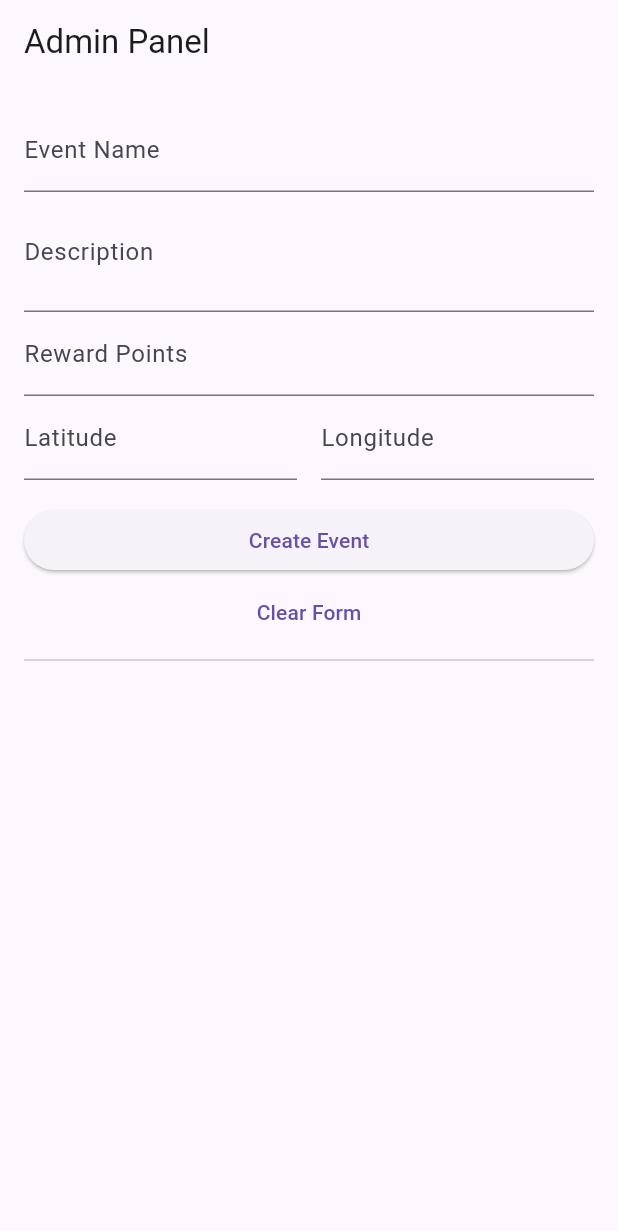
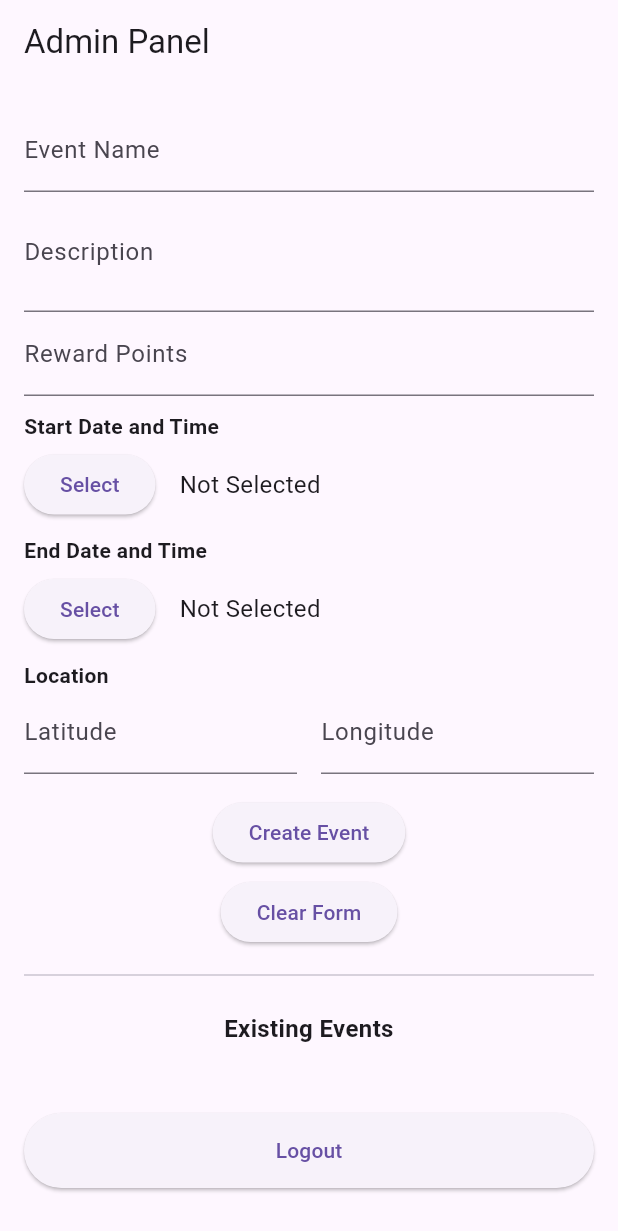
Before and after one commit to Vlxdi/community_impact_tracker, a Flutter app: the screen it shows once a user with an empty profile is signed in, on a phone screen of 412 x 824 dp. Shown: the top 1231 px of the screen. Run offline on Flutter 3.47's test engine with Material 3 defaults, Android fonts, the light colour scheme and no system bars; our stand-ins replace cloud_firestore, firebase_auth, firebase_core, firebase_storage, image_picker; accounts and stored records are empty.

Commit message:
Admin panel updated and issues fixed.

```diff
--- a/lib/admin_panel.dart
+++ b/lib/admin_panel.dart
@@ -26,15 +26,97 @@ class _AdminPanelState extends State<AdminPanel> {
   String? _editingEventId;
 
   void _logout(BuildContext context) async {
+    bool confirmLogout = await _showLogoutConfirmationDialog();
+    if (confirmLogout) {
       try {
-      await _auth.signOut(); // Log out the admin
-      Navigator.pushReplacementNamed(
-          context, '/login'); // Navigate to the login page
+        await _auth.signOut();
+        Navigator.pushReplacementNamed(context, '/login');
       } catch (e) {
         print("Logout failed: $e");
         ScaffoldMessenger.of(context).showSnackBar(
           SnackBar(content: Text('Logout failed. Please try again.')),
         );
+      }
+    }
+  }
+
+  Future<bool> _showLogoutConfirmationDialog() async {
+    return await showDialog<bool>(
+          context: context,
+          builder: (context) => AlertDialog(
+            title: Text('Confirm Logout'),
+            content: Text(
+                'Are you sure you want to log out from Administrator Account?\n(You will not be able to access Admin Panel as a regular user)'),
+            actions: [
+              TextButton(
+                onPressed: () => Navigator.of(context).pop(false),
+                child: Text('Cancel'),
+              ),
+              TextButton(
+                onPressed: () => Navigator.of(context).pop(true),
+                child: Text('Logout'),
+              ),
+            ],
+          ),
+        ) ??
+        false;
+  }
+
+  Future<void> _pickStartDateTime() async {
+    DateTime? pickedDate = await showDatePicker(
+      context: context,
+      initialDate: startDate ?? DateTime.now(),
+      firstDate: DateTime(2020),
+      lastDate: DateTime(2100),
+    );
+
+    if (pickedDate != null) {
+      TimeOfDay? pickedTime = await showTimePicker(
+        context: context,
+        initialTime: startTime ?? TimeOfDay.now(),
+      );
+
+      if (pickedTime != null) {
+        setState(() {
+          startDate = DateTime(
+            pickedDate.year,
+            pickedDate.month,
+            pickedDate.day,
+            pickedTime.hour,
+            pickedTime.minute,
+          );
+          startTime = pickedTime;
+        });
+      }
+    }
+  }
+
+  Future<void> _pickEndDateTime() async {
+    DateTime? pickedDate = await showDatePicker(
+      context: context,
+      initialDate: endDate ?? DateTime.now(),
+      firstDate: DateTime(2020),
+      lastDate: DateTime(2100),
+    );
+
+    if (pickedDate != null) {
+      TimeOfDay? pickedTime = await showTimePicker(
+        context: context,
+        initialTime: endTime ?? TimeOfDay.now(),
+      );
+
+      if (pickedTime != null) {
+        setState(() {
+          endDate = DateTime(
+            pickedDate.year,
+            pickedDate.month,
+            pickedDate.day,
+            pickedTime.hour,
+            pickedTime.minute,
+          );
+          endTime = pickedTime;
+        });
+      }
     }
   }
 
@@ -173,13 +255,22 @@ class _AdminPanelState extends State<AdminPanel> {
       nameController.text = eventData['name'];
       descriptionController.text = eventData['description'];
       rewardPointsController.text = eventData['rewardPoints'].toString();
+
+      if (eventData['location'] is GeoPoint) {
         GeoPoint location = eventData['location'];
         latitudeController.text = location.latitude.toString();
         longitudeController.text = location.longitude.toString();
+      } else {
+        // Handle invalid or missing location data
+        latitudeController.text = '0.0';
+        longitudeController.text = '0.0';
+      }
+
       startDate = (eventData['startTime'] as Timestamp).toDate();
       endDate = (eventData['endTime'] as Timestamp).toDate();
       startTime = TimeOfDay.fromDateTime(startDate!);
       endTime = TimeOfDay.fromDateTime(endDate!);
+
       _isEditing = true;
       _editingEventId = id;
     });
@@ -212,6 +303,60 @@ class _AdminPanelState extends State<AdminPanel> {
                     decoration: InputDecoration(labelText: "Reward Points"),
                     keyboardType: TextInputType.number,
                   ),
+                  SizedBox(
+                    height: 10,
+                  ),
+                  Column(
+                    crossAxisAlignment: CrossAxisAlignment.start,
+                    children: [
+                      Text("Start Date and Time",
+                          style: TextStyle(fontWeight: FontWeight.bold)),
+                      SizedBox(
+                        height: 5,
+                      ),
+                      Row(
+                        children: [
+                          ElevatedButton(
+                            onPressed: _pickStartDateTime,
+                            child: Text("Select"),
+                          ),
+                          SizedBox(width: 16),
+                          Text(
+                            startDate != null
+                                ? "${startDate!.toLocal()}".split('.')[0]
+                                : "Not Selected",
+                            style: TextStyle(fontSize: 16),
+                          ),
+                        ],
+                      ),
+                      SizedBox(height: 10),
+                      Text("End Date and Time",
+                          style: TextStyle(fontWeight: FontWeight.bold)),
+                      SizedBox(
+                        height: 5,
+                      ),
+                      Row(
+                        children: [
+                          ElevatedButton(
+                            onPressed: _pickEndDateTime,
+                            child: Text("Select"),
+                          ),
+                          SizedBox(width: 16),
+                          Text(
+                            endDate != null
+                                ? "${endDate!.toLocal()}".split('.')[0]
+                                : "Not Selected",
+                            style: TextStyle(fontSize: 16),
+                          ),
+                        ],
+                      ),
+                    ],
+                  ),
+                  SizedBox(
+                    height: 10,
+                  ),
+                  Text("Location",
+                      style: TextStyle(fontWeight: FontWeight.bold)),
                   Row(
                     children: [
                       Expanded(
@@ -231,22 +376,41 @@ class _AdminPanelState extends State<AdminPanel> {
                       ),
                     ],
                   ),
-                  SizedBox(height: 16),
+                  SizedBox(height: 15),
+                  Column(
+                    spacing: 5,
+                    children: [
                       ElevatedButton(
                         onPressed: _createOrUpdateEvent,
-                    child: Text(_isEditing ? "Save Changes" : "Create Event"),
+                        child:
+                            Text(_isEditing ? "Save Changes" : "Create Event"),
                       ),
-                  // Button to create another event
+                      ElevatedButton(
+                        onPressed: _clearForm,
+                        child: Text("Clear Form"),
+                      ),
+                    ],
+                  ),
+                  SizedBox(
+                    height: 10,
+                  ),
                   if (_isEditing)
                     ElevatedButton(
                       onPressed: _clearForm,
-                      child: Text("Create Another Event"),
-                    ),
-                  TextButton(
-                    onPressed: _clearForm,
-                    child: Text("Clear Form"),
+                      child: Text("Create New Event"),
                     ),
                   Divider(),
+                  SizedBox(
+                    height: 16,
+                  ),
+                  Text(
+                    'Existing Events',
+                    style: TextStyle(fontSize: 16, fontWeight: FontWeight.bold),
+                    textAlign: TextAlign.center,
+                  ),
+                  SizedBox(
+                    height: 5,
+                  ),
                   StreamBuilder<QuerySnapshot>(
                     stream: _firestore.collection('events').snapshots(),
                     builder: (context, snapshot) {
@@ -286,6 +450,16 @@ class _AdminPanelState extends State<AdminPanel> {
                 ],
               ),
             ),
+            Padding(
+              padding: const EdgeInsets.only(bottom: 16.0, top: 16.0),
+              child: ElevatedButton(
+                onPressed: () => _logout(context),
+                style: ElevatedButton.styleFrom(
+                  minimumSize: Size(double.infinity, 50),
+                ),
+                child: Text('Logout'),
+              ),
+            ),
           ],
         ),
       ),
```
Lines whose indentation alone changed are shown as unchanged.
